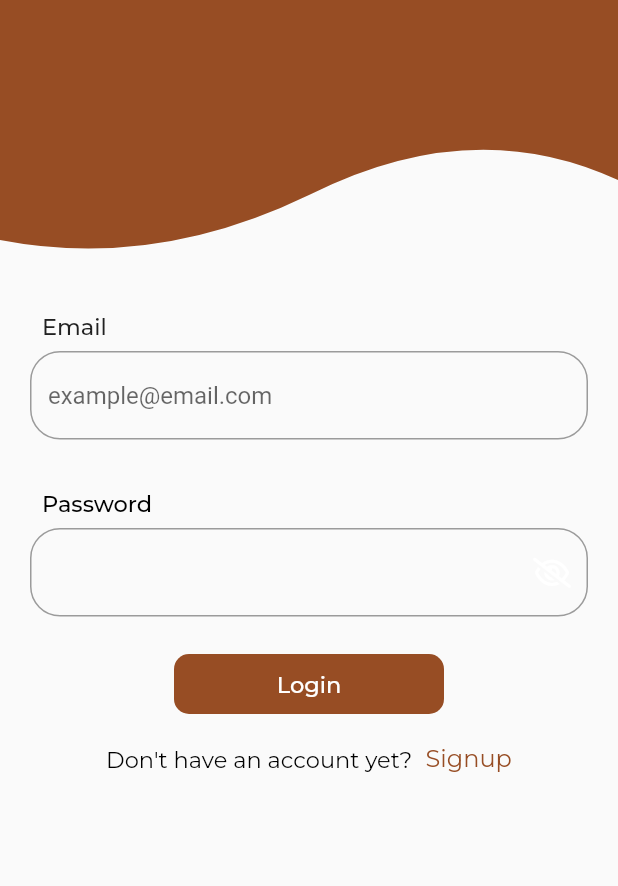
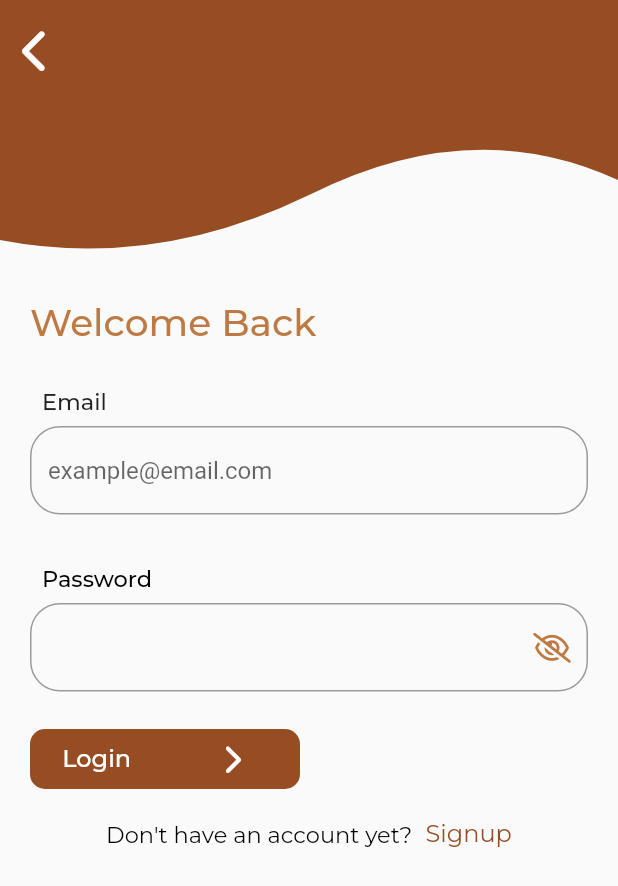
Before and after one commit to naomitimm/TopPot, a Flutter app: the LandingPage screen opened directly, after a tap on "Login", on a phone screen of 412 x 824 dp. Shown: the top 886 px of the screen. Run offline on Flutter 3.47's test engine with Material 2 defaults, Android fonts, the phone set to English and light mode, and no system bars; our stand-ins replace font_awesome_flutter, google_fonts.

Commit message:
login-page-complete

```diff
--- a/top_pot_app/lib/main.dart
+++ b/top_pot_app/lib/main.dart
@@ -1,5 +1,6 @@
 import 'package:flutter/material.dart';
 import 'package:top_pot_app/presentation/auth/landing_page.dart';
+import 'package:top_pot_app/presentation/auth/login_page.dart';
 
 void main() {
   runApp(const TopPotApp());
@@ -11,7 +12,7 @@ class TopPotApp extends StatelessWidget {
   @override
   Widget build(BuildContext context) {
     return const MaterialApp(
-      home: LandingPage(),
+      home: LoginPage(),
     );
   }
 }
--- a/top_pot_app/lib/presentation/auth/login_page.dart
+++ b/top_pot_app/lib/presentation/auth/login_page.dart
@@ -17,18 +17,22 @@ class _LoginPageState extends State<LoginPage> {
     return Scaffold(
         body: ListView(
       children: [
-        ClipPath(
-            clipper: LoginWave(),
-            child: Container(
-              color: const Color.fromRGBO(151, 77, 36, 1),
-              height: 180,
-            )),
-        Align(
-          alignment: Alignment.bottomCenter,
-          child: Padding(
+        const LoginPageWave(),
+        Padding(
           padding: const EdgeInsets.all(20.0),
           child: Column(
+            crossAxisAlignment: CrossAxisAlignment.start,
             children: [
+              Text("Welcome Back",
+                  style: GoogleFonts.montserrat(
+                    textStyle: const TextStyle(
+                        color: Color.fromRGBO(190, 122, 67, 1),
+                        fontSize: 25,
+                        fontWeight: FontWeight.w500),
+                  )),
+              const SizedBox(
+                height: 20,
+              ),
               AuthFields(
                 controller: emailController,
                 hintText: "Email",
@@ -58,8 +62,7 @@ class _LoginPageState extends State<LoginPage> {
                 mainAxisAlignment: MainAxisAlignment.center,
                 children: [
                   const IntroText(
-                        color: Colors.black,
-                        text: "Don't have an account yet? "),
+                      color: Colors.black, text: "Don't have an account yet? "),
                   const SizedBox(
                     width: 5,
                   ),
@@ -77,7 +80,6 @@ class _LoginPageState extends State<LoginPage> {
             ],
           ),
         ),
-        )
       ],
     ));
   }
--- a/top_pot_app/lib/presentation/auth/widgets/buttons.dart
+++ b/top_pot_app/lib/presentation/auth/widgets/buttons.dart
@@ -23,14 +23,24 @@ class ButtonWithArrow extends StatelessWidget {
         decoration: const BoxDecoration(
             color: Color.fromRGBO(151, 77, 36, 1),
             borderRadius: BorderRadius.all(Radius.circular(10))),
-        child: Center(
-          child: Text(
-            text,
-            style: GoogleFonts.montserrat(
-              textStyle: TextStyle(
-                  color: color, fontSize: 15, fontWeight: FontWeight.w500),
+        child: Row(
+          mainAxisAlignment: MainAxisAlignment.spaceAround,
+          children: [
+            Text(
+              text,
+              style: GoogleFonts.montserrat(
+                textStyle: TextStyle(
+                    color: color, fontSize: 16, fontWeight: FontWeight.w500),
+              ),
             ),
-          ),
+            IconButton(
+                onPressed: () {},
+                icon: const FaIcon(
+                  FontAwesomeIcons.chevronRight,
+                  color: Colors.white,
+                  size: 20,
+                ))
+          ],
         ),
       ),
     );
--- a/top_pot_app/lib/presentation/auth/widgets/texts.dart
+++ b/top_pot_app/lib/presentation/auth/widgets/texts.dart
@@ -109,6 +109,7 @@ class AuthFields extends StatelessWidget {
   }
 }
 
+// ignore: must_be_immutable
 class PasswordTextField extends StatefulWidget {
   PasswordTextField(
       {Key? key,
@@ -125,9 +126,9 @@ class PasswordTextField extends StatefulWidget {
 }
 
 class _PasswordTextFieldState extends State<PasswordTextField> {
+  bool showPassword = false;
   @override
   Widget build(BuildContext context) {
-    bool showPassword = false;
     return Column(
       crossAxisAlignment: CrossAxisAlignment.start,
       children: [
@@ -163,6 +164,7 @@ class _PasswordTextFieldState extends State<PasswordTextField> {
                           : FontAwesomeIcons.eyeSlash,
                       size: 20,
                     ),
+                    color: const Color.fromRGBO(190, 122, 67, 1),
                   )
                 : null,
             border: const OutlineInputBorder(
--- a/top_pot_app/lib/presentation/auth/widgets/waves.dart
+++ b/top_pot_app/lib/presentation/auth/widgets/waves.dart
@@ -1,6 +1,34 @@
 import 'package:top_pot_app/presentation/exports.dart';
 
-class LoginWave extends CustomClipper<Path> {
+class LoginPageWave extends StatelessWidget {
+  const LoginPageWave({Key? key}) : super(key: key);
+
+  @override
+  Widget build(BuildContext context) {
+    return ClipPath(
+        clipper: LoginClipper(),
+        child: Stack(
+          children: [
+            Container(
+              color: const Color.fromRGBO(151, 77, 36, 1),
+              height: 180,
+            ),
+            Positioned(
+              top: 10,
+              child: IconButton(
+                  onPressed: () {},
+                  icon: const FaIcon(
+                    FontAwesomeIcons.chevronLeft,
+                    color: Colors.white,
+                    size: 30,
+                  )),
+            )
+          ],
+        ));
+  }
+}
+
+class LoginClipper extends CustomClipper<Path> {
   @override
   Path getClip(Size size) {
     var path = Path();
@@ -29,7 +57,7 @@ class LoginWave extends CustomClipper<Path> {
 
   @override
   bool shouldReclip(covariant CustomClipper<Path> oldClipper) {
-    throw UnimplementedError();
+    return true;
   }
 }
 
```
Also changed, not shown: top_pot_app/assets/icons/beans.png (added), top_pot_app/assets/icons/beans2.png (added), top_pot_app/assets/icons/coffee-beans.png (deleted). Lines whose indentation alone changed are shown as unchanged.
